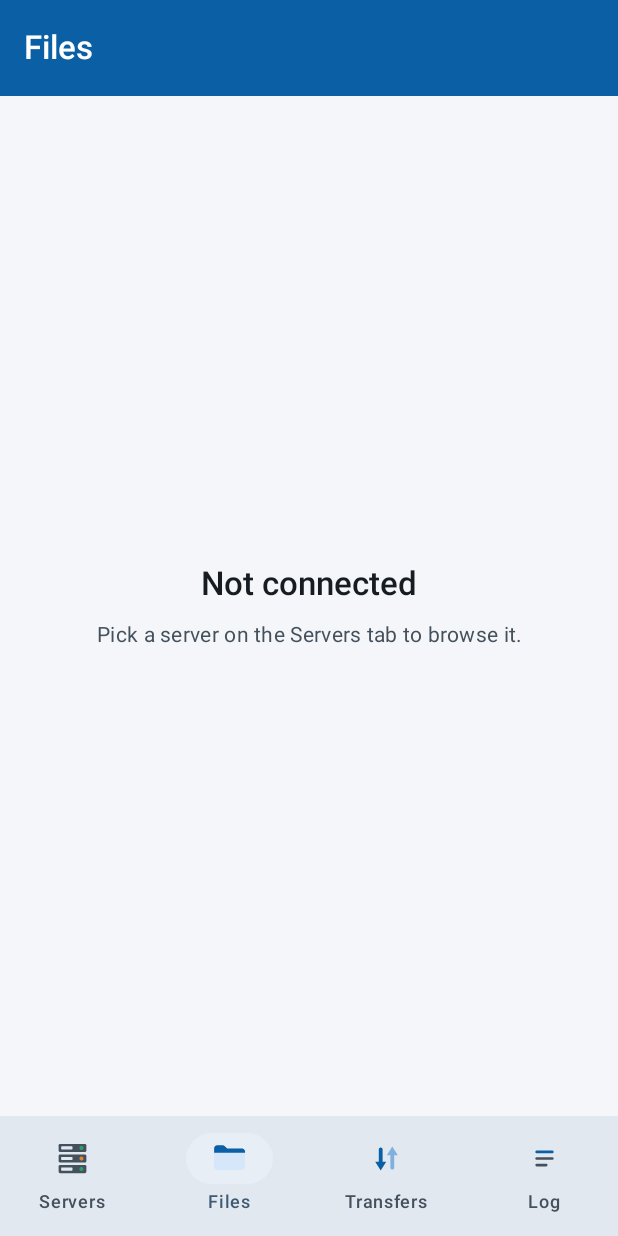
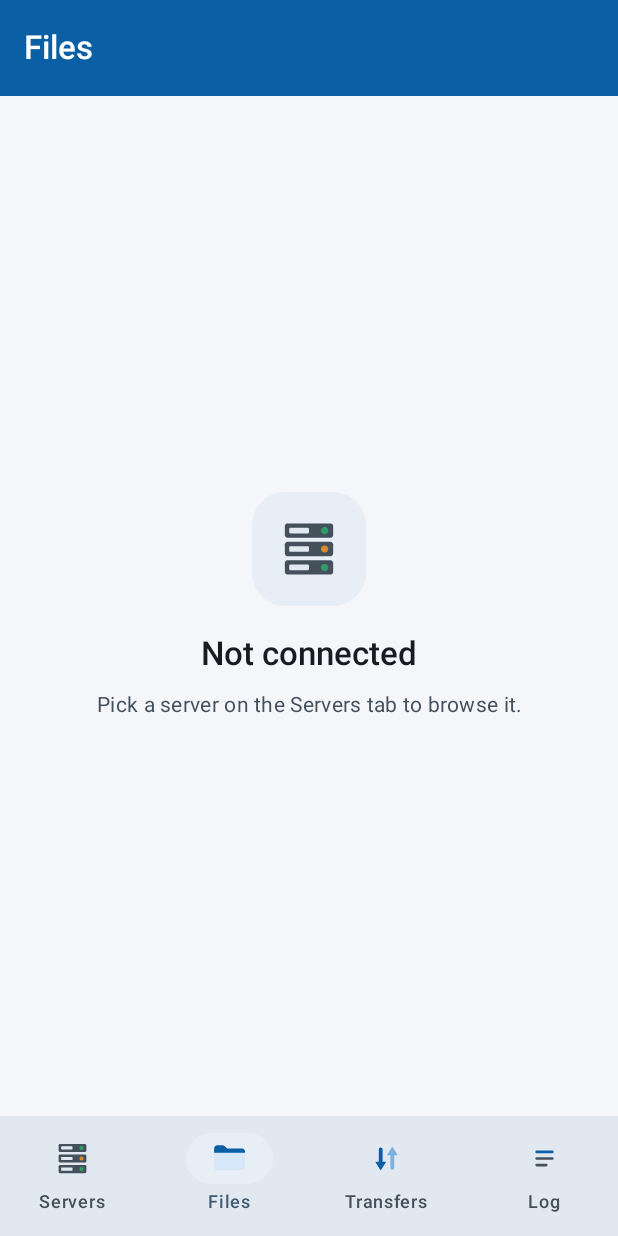
Before and after one commit to kgcaudit/Filezilla-Client, an Android app built with Jetpack Compose: the screen it shows after launch (MainActivity), item 2 of the bottom bar chosen, on a phone screen of 412 x 824 dp. Run offline under Robolectric (Android 15) with nearby library versions, the phone set to English and light mode, and no system bars; our stand-ins replace Room's generated code.

Commit message:
Give the empty screens and the failure card their icons
The empty screens had no icon at all, which left a queue with nothing in
it and a log with nothing in it looking identical until the text was read.
Each now shows the thing that is missing -- a server, a folder, transfers,
a log, and for a filter that matched nothing, a magnifier.

The failure card's Material glyph becomes the artwork's warning mark. That
one keeps no chip: it is a solid amber disc, so it carries its own
background, and it was checked on both error card colours rather than
assumed -- the light one is pink and the dark one is deep red, and a mark
that worked on only one of them would have been easy to ship.

Two more icons came out of the artwork for this, and the build stopped
twice on colours the table had not seen, which is what it is for: a near
white and an amber that a distance function would have quietly rounded to
something else.

Seven icons, 28 KB in total.

app tests 164, unchanged and passing.

Co-Authored-By: Claude Opus 5 <noreply@anthropic.com>
Claude-Session: https://claude.ai/code/session_01XrMT8c7fEbxEMwv93vN2s7

```diff
--- a/app/src/main/kotlin/org/filezilla/android/ui/BrowseScreen.kt
+++ b/app/src/main/kotlin/org/filezilla/android/ui/BrowseScreen.kt
@@ -82,6 +82,7 @@ fun BrowseScreen(
         EmptyState(
             title = stringResource(R.string.browse_not_connected_title),
             detail = stringResource(R.string.browse_not_connected_detail),
+            icon = R.drawable.ic_flat_server,
             modifier = modifier,
         )
         return
@@ -114,6 +115,7 @@ fun BrowseScreen(
                 rows.isEmpty() && state.filter.isNotBlank() -> EmptyState(
                     title = stringResource(R.string.filter_none, state.filter),
                     detail = stringResource(R.string.filter_hint),
+            icon = R.drawable.ic_flat_search,
                 )
 
                 options.viewMode == ViewMode.GRID -> LazyVerticalGrid(
--- a/app/src/main/kotlin/org/filezilla/android/ui/Common.kt
+++ b/app/src/main/kotlin/org/filezilla/android/ui/Common.kt
@@ -1,5 +1,6 @@
 package org.filezilla.android.ui
 
+import androidx.annotation.DrawableRes
 import androidx.compose.foundation.layout.Arrangement
 import androidx.compose.foundation.layout.Column
 import androidx.compose.foundation.layout.fillMaxSize
@@ -15,12 +16,33 @@ import androidx.compose.ui.unit.dp
 
 /** The "nothing here yet, and here is what to do about it" panel. */
 @Composable
-fun EmptyState(title: String, detail: String, modifier: Modifier = Modifier) {
+fun EmptyState(
+    title: String,
+    detail: String,
+    modifier: Modifier = Modifier,
+    /**
+     * The thing that is missing, drawn above the words.
+     *
+     * An empty screen is the one place with room for it, and the icon says
+     * which empty screen this is before the text is read -- a queue with
+     * nothing in it and a log with nothing in it otherwise look identical.
+     */
+    @DrawableRes icon: Int? = null,
+) {
     Column(
         modifier = modifier.fillMaxSize().padding(32.dp),
         verticalArrangement = Arrangement.Center,
         horizontalAlignment = Alignment.CenterHorizontally,
     ) {
+        if (icon != null) {
+            FlatIcon(
+                icon = icon,
+                contentDescription = null,
+                chipSize = 76.dp,
+                cornerRadius = 22.dp,
+                modifier = Modifier.padding(bottom = 18.dp),
+            )
+        }
         Text(
             title,
             style = MaterialTheme.typography.titleLarge,
--- a/app/src/main/kotlin/org/filezilla/android/ui/LogScreen.kt
+++ b/app/src/main/kotlin/org/filezilla/android/ui/LogScreen.kt
@@ -32,6 +32,7 @@ fun LogScreen(lines: List<LogLine>, modifier: Modifier = Modifier) {
         EmptyState(
             title = stringResource(R.string.log_empty_title),
             detail = stringResource(R.string.log_empty_detail),
+            icon = R.drawable.ic_flat_log,
             modifier = modifier,
         )
         return
--- a/app/src/main/kotlin/org/filezilla/android/ui/QueueScreen.kt
+++ b/app/src/main/kotlin/org/filezilla/android/ui/QueueScreen.kt
@@ -55,6 +55,7 @@ fun QueueScreen(
         EmptyState(
             title = stringResource(R.string.queue_empty_title),
             detail = stringResource(R.string.queue_empty_detail),
+            icon = R.drawable.ic_flat_transfers,
             modifier = modifier,
         )
         return
--- a/app/src/main/kotlin/org/filezilla/android/ui/SitesScreen.kt
+++ b/app/src/main/kotlin/org/filezilla/android/ui/SitesScreen.kt
@@ -62,6 +62,7 @@ fun SitesScreen(
         EmptyState(
             title = stringResource(R.string.sites_empty_title),
             detail = stringResource(R.string.sites_empty_detail),
+            icon = R.drawable.ic_flat_server,
             modifier = modifier,
         )
     } else {
--- /dev/null
+++ b/app/src/main/res/drawable/ic_flat_search.xml
@@ -0,0 +1,14 @@
+<?xml version="1.0" encoding="utf-8"?>
+<!-- Generated by tools/icons/build_icons.py. Do not edit by hand. -->
+<vector xmlns:android="http://schemas.android.com/apk/res/android"
+    android:width="24dp"
+    android:height="24dp"
+    android:viewportWidth="512"
+    android:viewportHeight="512">
+    <path
+        android:fillColor="#44505C"
+        android:pathData="M214,42 L234,42 L253,44 L275,49 L295,56 L311,64 L325,72 L338,82 L352,94 L364,107 L376,123 L388,144 L397,166 L403,189 L405,202 L406,214 L406,234 L404,253 L400,272 L394,290 L385,310 L374,328 L372,330 L373,334 L467,428 L465,432 L430,467 L426,465 L333,372 L328,374 L308,386 L290,394 L272,400 L253,404 L234,406 L214,406 L195,404 L173,399 L153,392 L137,384 L123,376 L110,366 L96,354 L84,341 L72,325 L60,304 L51,282 L45,259 L43,246 L42,234 L42,214 L45,190 L50,170 L57,151 L69,128 L81,111 L92,99 L98,92 L106,85 L119,75 L135,65 L151,57 L170,50 L185,46 L202,43 Z" />
+    <path
+        android:fillColor="#D5E7F9"
+        android:pathData="M210,96 L236,96 L254,99 L275,106 L294,116 L307,126 L318,136 L329,150 L337,163 L345,180 L350,199 L352,210 L352,236 L349,254 L342,275 L332,294 L322,307 L312,318 L298,329 L285,337 L267,345 L254,349 L233,352 L211,352 L186,347 L167,339 L151,330 L140,321 L130,312 L119,298 L111,285 L103,267 L99,254 L96,233 L96,211 L101,186 L109,167 L118,151 L127,140 L143,124 L156,115 L175,105 L190,100 Z" />
+</vector>
```
Also changed, not shown: app/src/main/kotlin/org/filezilla/android/ui/ErrorPanel.kt (+8 -4 lines), app/src/main/res/drawable/ic_flat_warning.xml (added, +17 -0 lines), 3 other files.
